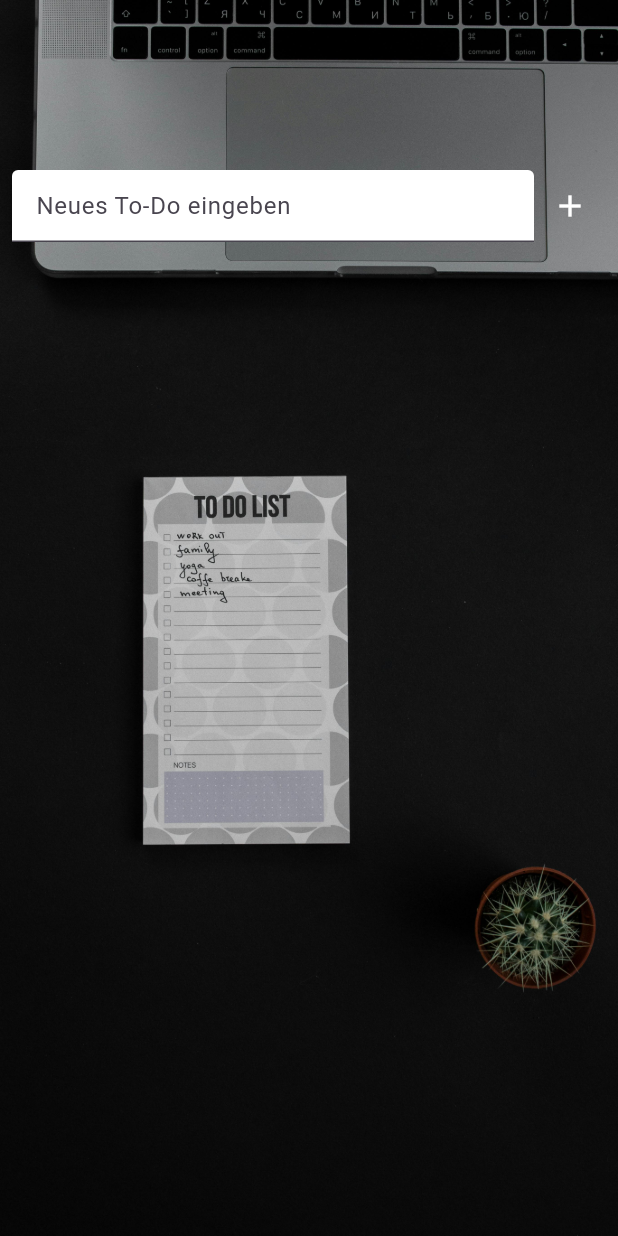
After one commit to MarcusWassermann/ToDoList, a Flutter app: the screen it shows after launch, on a phone screen of 412 x 824 dp. The commit adds this screen. Run offline on Flutter 3.47's test engine with Material 3 defaults, Android fonts, the phone set to English and light mode, and no system bars; our stand-ins replace shared_preferences.

Commit message:
zweite Änderung

```diff
--- a/lib/main.dart
+++ b/lib/main.dart
@@ -1,7 +1,5 @@
-// main.dart
 import 'package:flutter/material.dart';
-import 'package:to_do_app/to_do_list.dart';
-
+import 'todo_list_app.dart';
 
 void main() {
   runApp(const TodoListApp());
--- /dev/null
+++ b/lib/todo_list_app.dart
@@ -0,0 +1,19 @@
+import 'package:flutter/material.dart';
+import 'package:provider/provider.dart';
+import 'package:to_do_app/repository/todo_provider.dart.dart';
+import 'package:to_do_app/todo_list_screen.dart.dart';
+
+
+class TodoListApp extends StatelessWidget {
+  const TodoListApp({super.key});
+
+  @override
+  Widget build(BuildContext context) {
+    return ChangeNotifierProvider(
+      create: (_) => TodoProvider(),
+      child: const MaterialApp(
+        home: TodoListScreen(),
+      ),
+    );
+  }
+}
--- /dev/null
+++ b/lib/todo_list_screen.dart.dart
@@ -0,0 +1,127 @@
+// ignore_for_file: library_private_types_in_public_api
+
+import 'package:flutter/material.dart';
+
+class TodoListScreen extends StatefulWidget {
+  const TodoListScreen({super.key});
+
+  @override
+  _TodoListScreenState createState() => _TodoListScreenState();
+}
+
+class _TodoListScreenState extends State<TodoListScreen> {
+  List<Map<String, dynamic>> todos = [];
+  final TextEditingController _controller = TextEditingController();
+
+  void _toggleTodo(int index) {
+    setState(() {
+      todos[index]['isDone'] = !todos[index]['isDone'];
+    });
+  }
+
+  void _addTodo() {
+    String newTodoTitle = _controller.text;
+    if (newTodoTitle.isNotEmpty) {
+      setState(() {
+        todos.add({'title': newTodoTitle, 'isDone': false});
+        _controller.clear();
+      });
+    }
+  }
+
+  void _removeTodo(int index) {
+    setState(() {
+      todos.removeAt(index);
+    });
+  }
+
+  @override
+  Widget build(BuildContext context) {
+    return Scaffold(
+      body: Stack(
+        children: [
+          Container(
+            decoration: const BoxDecoration(
+              image: DecorationImage(
+                image: AssetImage("lib/assets/6192122.jpg"),
+                fit: BoxFit.cover,
+              ),
+            ),
+          ),
+          Column(
+            children: [
+              Expanded(
+                child: Padding(
+                  padding: const EdgeInsets.all(8.0),
+                  child: Row(
+                    children: [
+                      Expanded(
+                        child: TextField(
+                          controller: _controller,
+                          decoration: const InputDecoration(
+                            hintText: 'Neues To-Do eingeben',
+                            filled: true,
+                            fillColor: Colors.white,
+                          ),
+                        ),
+                      ),
+                      IconButton(
+                        onPressed: _addTodo,
+                        icon: const Icon(Icons.add),
+                        color: Colors.white,
+                      ),
+                    ],
+                  ),
+                ),
+              ),
+              Expanded(
+                flex: 2,
+                child: ListView.builder(
+                  itemCount: todos.length,
+                  itemBuilder: (context, index) {
+                    return Dismissible(
+                      key: UniqueKey(),
+                      onDismissed: (direction) {
+                        _removeTodo(index);
+                      },
+                      child: Card(
+                        elevation: 3,
+                        margin: const EdgeInsets.symmetric(
+                            horizontal: 8, vertical: 4),
+                        color: todos[index]['isDone']
+                            ? Colors.grey[300]
+                            : Colors.white,
+                        child: ListTile(
+                          title: Text(
+                            todos[index]['title'],
+                            style: TextStyle(
+                              fontSize: 18.0,
+                              fontWeight: FontWeight.bold,
+                              color: todos[index]['isDone']
+                                  ? Colors.grey
+                                  : Colors.black,
+                              decoration: todos[index]['isDone']
+                                  ? TextDecoration.lineThrough
+                                  : null,
+                            ),
+                          ),
+                          leading: Checkbox(
+                            value: todos[index]['isDone'],
+                            onChanged: (bool? newValue) {
+                              _toggleTodo(index);
+                            },
+                            activeColor: Colors.blue,
+                          ),
+                        ),
+                      ),
+                    );
+                  },
+                ),
+              ),
+            ],
+          ),
+        ],
+      ),
+    );
+  }
+}
--- a/pubspec.yaml
+++ b/pubspec.yaml
@@ -9,6 +9,8 @@ environment:
 dependencies:
   flutter:
     sdk: flutter
+  provider: ^5.0.0
+  shared_preferences: ^2.0.0
 
 dev_dependencies:
   flutter_test:
```
Also changed, not shown: lib/models/todo.dart (+12 -2 lines), lib/repository/todo_provider.dart.dart (added, +55 -0 lines), lib/repository/todo_repository.dart (+37 -14 lines), lib/to_do_list.dart (deleted, +0 -131 lines), pubspec.lock, 7 other files.
